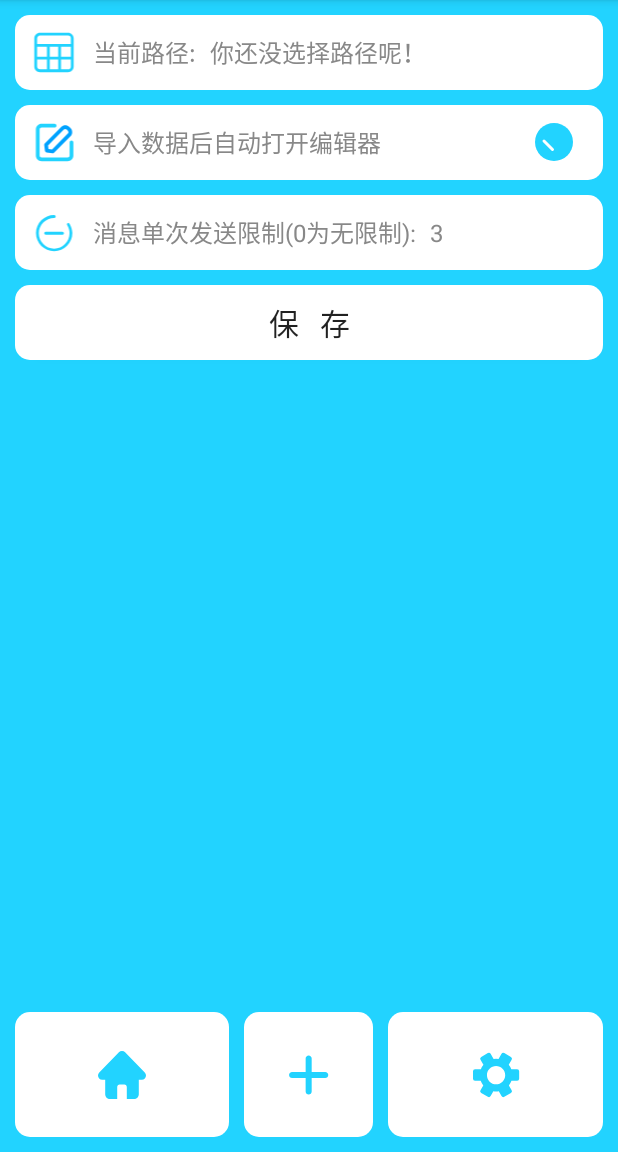
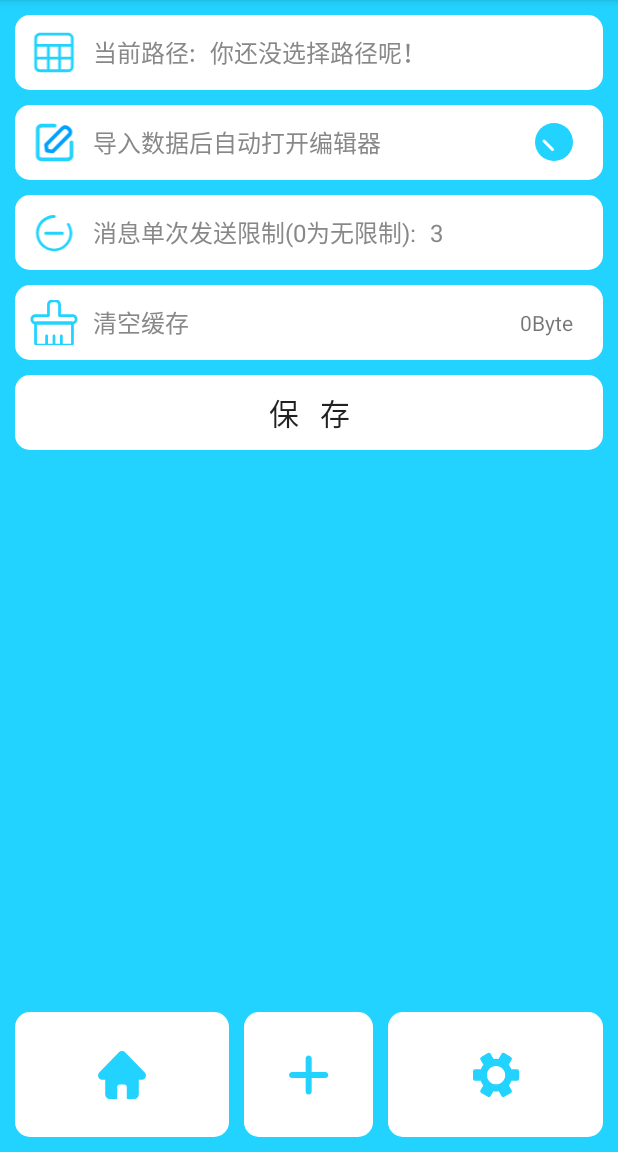
Before and after one commit to yztz/MsgGo, an Android app: the screen it shows after launch (MainActivity), after a tap on an icon or button, on a phone screen of 412 x 824 dp, the part 84-1236 px from its top. Run offline under Robolectric (Android 15) with nearby library versions, the phone set to English and light mode, and no system bars; libraries missing offline, so code that uses them is left out: org.apache.poi; pictures from the network do not load.

Commit message:
增加缓存功能

```diff
--- a/app/src/main/java/top/yzzblog/messagehelper/data/DataLoader.java
+++ b/app/src/main/java/top/yzzblog/messagehelper/data/DataLoader.java
@@ -4,7 +4,10 @@ package top.yzzblog.messagehelper.data;
 import android.content.Context;
 import android.content.Intent;
 import android.content.SharedPreferences;
+import android.net.Uri;
+import android.os.FileUtils;
 import android.text.TextUtils;
+import android.util.Log;
 
 import org.apache.poi.hssf.usermodel.HSSFDateUtil;
 import org.apache.poi.hssf.usermodel.HSSFWorkbook;
@@ -15,16 +18,21 @@ import org.apache.poi.ss.usermodel.Sheet;
 import org.apache.poi.ss.usermodel.Workbook;
 import org.apache.poi.xssf.usermodel.XSSFWorkbook;
 
+import java.io.File;
 import java.io.FileInputStream;
 import java.io.IOException;
+import java.net.URI;
 import java.text.DecimalFormat;
 import java.text.SimpleDateFormat;
 import java.util.ArrayList;
 import java.util.HashMap;
 
+import top.yzzblog.messagehelper.activities.MainActivity;
 import top.yzzblog.messagehelper.dialog.ChoosePhoneDialog;
 import top.yzzblog.messagehelper.exception.DataLoadFailed;
 import top.yzzblog.messagehelper.services.LoadService;
+import top.yzzblog.messagehelper.util.FileUtil;
+import top.yzzblog.messagehelper.util.ToastUtil;
 
 
 public class DataLoader {
@@ -94,7 +102,7 @@ public class DataLoader {
      * @param path 文件路径
      */
     public static void load(String path, Context context) {
-        //if (path.equals(getLastPath())) return;
+        Log.d("msgD", "开始加载path: " + path);
 
         Intent intent = new Intent(context, LoadService.class);
         intent.putExtra("path", path);
@@ -104,7 +112,8 @@ public class DataLoader {
     public static void __load(String path) throws DataLoadFailed {
         ExcelReader.read(path);
         dataModel = new DataModel(ExcelReader.readExcelContent());
-        setLastPath(path);
+        //清空编辑器
+        setContent("");
     }
 
 
@@ -136,15 +145,22 @@ public class DataLoader {
         }
         spManager.mEditor.apply();
 
-        String last_path = getLastPath();
-        //如果有上次文件加载记录直接加载
-        if (!TextUtils.isEmpty(last_path)) {
-            load(last_path, context);
+        Intent intent = ((MainActivity) context).getIntent();
+        String action = intent.getAction();
+        Uri uri = intent.getData();
+
+        if (Intent.ACTION_VIEW.equals(action) && uri != null) {
+            load(FileUtil.getFilePathFromContentUri(context, uri), context);
+        } else {
+            String last_path = getLastPath();
+            //如果有上次文件加载记录且文件存在直接加载
+            if (!TextUtils.isEmpty(last_path)) {
+                if (new File(last_path).exists())
+                    load(last_path, context);
+                else
+                    setLastPath("");
+            }
         }
-    }
-
-    public static SharedPreferences getSharedPreference() {
-        return spManager.mSp;
     }
 
 
--- a/app/src/main/java/top/yzzblog/messagehelper/fragments/SettingFrag.java
+++ b/app/src/main/java/top/yzzblog/messagehelper/fragments/SettingFrag.java
@@ -19,16 +19,18 @@ import androidx.annotation.NonNull;
 import androidx.annotation.Nullable;
 import androidx.fragment.app.Fragment;
 
+import top.yzzblog.messagehelper.data.DataCleaner;
 import top.yzzblog.messagehelper.data.DataLoader;
 import top.yzzblog.messagehelper.R;
 import top.yzzblog.messagehelper.util.ToastUtil;
 
 public class SettingFrag extends Fragment {
     private Context context;
-    private TextView mTvPath;
+    private TextView mTvPath, mTvCache;
     private EditText mEtMaxLimit;
     private Button mBtnSave;
     private Checkable mCbAutoEditor;
+    private LinearLayout mLinearDelCache;
 
 
 
@@ -46,6 +48,8 @@ public class SettingFrag extends Fragment {
         mEtMaxLimit = view.findViewById(R.id.et_max_limit);
         mBtnSave = view.findViewById(R.id.btn_save);
         mCbAutoEditor = view.findViewById(R.id.cb_auto_enter_editor);
+        mTvCache = view.findViewById(R.id.tv_cache);
+        mLinearDelCache = view.findViewById(R.id.linear_del_cache);
 
         showInfo();
 
@@ -74,6 +78,17 @@ public class SettingFrag extends Fragment {
                 } catch (NumberFormatException e) {
                     ToastUtil.show(context, "保存失败，错误的限制数目");
                 }
+            }
+        });
+
+        //设置缓存按钮监听器
+        mLinearDelCache.setOnClickListener(new View.OnClickListener() {
+            @Override
+            public void onClick(View v) {
+                DataCleaner.cleanInternalCache(context);
+                showCache();
+
+                ToastUtil.show(context, "缓存已清空~");
             }
         });
     }
@@ -108,6 +123,17 @@ public class SettingFrag extends Fragment {
 
         //设置是否进入编辑器
         mCbAutoEditor.setChecked(DataLoader.autoEnterEditor());
+
+        //显示缓存大小
+        showCache();
+    }
+
+    private void showCache() {
+        try {
+            mTvCache.setText(DataCleaner.getCacheSize(context.getCacheDir()));
+        } catch (Exception e) {
+            e.printStackTrace();
+        }
     }
 
 }
--- /dev/null
+++ b/app/src/main/res/drawable/clean_cache.xml
@@ -0,0 +1,15 @@
+<vector xmlns:android="http://schemas.android.com/apk/res/android"
+    android:width="32dp"
+    android:height="32dp"
+    android:viewportWidth="1024"
+    android:viewportHeight="1024">
+    <path
+        android:fillColor="@color/skyBule"
+        android:pathData="M157.54,1014c-37.92,0 -68.77,-30.85 -68.77,-68.77L88.77,551.38c0,-37.92 30.85,-68.77 68.77,-68.77L866.46,482.61c37.92,0 68.77,30.85 68.77,68.77L935.23,945.23c0,37.92 -30.85,68.77 -68.77,68.77L157.54,1014zM147.54,955.23L876.46,955.23L876.46,541.38L147.54,541.38L147.54,955.23z" />
+    <path
+        android:fillColor="@color/skyBule"
+        android:pathData="M512,1014c-16.2,0 -29.38,-13.18 -29.38,-29.38L482.62,787.69c0,-16.2 13.18,-29.38 29.38,-29.38s29.38,13.18 29.38,29.38v196.92c0,16.2 -13.18,29.38 -29.38,29.38zM669.54,1013.98c-16.2,0 -29.38,-13.18 -29.38,-29.37L640.16,787.69c0,-16.2 13.18,-29.38 29.38,-29.38s29.38,13.18 29.38,29.38v196.92c-0.01,16.19 -13.18,29.36 -29.37,29.37h-0.01zM354.46,1013.98c-16.2,0 -29.38,-13.18 -29.38,-29.37L325.08,787.69c0,-16.2 13.18,-29.38 29.38,-29.38 16.2,0 29.38,13.18 29.38,29.38v196.92c-0.01,16.19 -13.18,29.36 -29.37,29.37h-0.01zM112.09,541.38C55.8,541.38 10,492.87 10,433.23c0,-59.64 45.8,-108.15 102.09,-108.15h281.76c16.2,0.01 29.38,13.19 29.37,29.4 -0.01,16.19 -13.18,29.37 -29.37,29.37h-281.75c-23.89,0 -43.32,22.15 -43.32,49.38s19.43,49.38 43.32,49.38h799.82c23.89,0 43.32,-22.15 43.32,-49.38s-19.43,-49.38 -43.32,-49.38L630.15,383.84a29.2,29.2 0,0 1,-20.77 -8.61,29.19 29.19,0 0,1 -8.6,-20.78c0.01,-16.19 13.18,-29.37 29.37,-29.37h281.75c56.29,0 102.09,48.52 102.09,108.15 0,59.64 -45.8,108.15 -102.09,108.15L112.09,541.38z" />
+    <path
+        android:fillColor="@color/skyBule"
+        android:pathData="M600.77,349.42v-231.27c0,-27.23 -22.15,-49.38 -49.38,-49.38h-78.77c-27.23,0 -49.38,22.15 -49.38,49.38v226.31h-58.77V118.15C364.46,58.52 412.98,10 472.62,10h78.77c59.64,0 108.15,48.52 108.15,108.15v231.27h-58.77z" />
+</vector>
--- a/app/src/main/res/layout/layout_setting.xml
+++ b/app/src/main/res/layout/layout_setting.xml
@@ -1,8 +1,8 @@
 <?xml version="1.0" encoding="utf-8"?>
 <LinearLayout xmlns:android="http://schemas.android.com/apk/res/android"
+    xmlns:app="http://schemas.android.com/apk/res-auto"
     android:layout_width="match_parent"
     android:layout_height="match_parent"
-    xmlns:app="http://schemas.android.com/apk/res-auto"
     android:background="@color/skyBule"
     android:clickable="true"
     android:focusable="true"
@@ -69,10 +69,10 @@
             android:layout_height="match_parent"
             android:layout_weight="1" />
 
-<!--        <CheckBox-->
-<!--            android:id="@+id/cb_auto_enter_editor"-->
-<!--            android:layout_width="wrap_content"-->
-<!--            android:layout_height="match_parent" />-->
+        <!--        <CheckBox-->
+        <!--            android:id="@+id/cb_auto_enter_editor"-->
+        <!--            android:layout_width="wrap_content"-->
+        <!--            android:layout_height="match_parent" />-->
 
         <cn.refactor.library.SmoothCheckBox
             android:id="@+id/cb_auto_enter_editor"
@@ -81,7 +81,7 @@
             android:layout_gravity="center"
             android:layout_marginRight="10dp"
             app:color_checked="@color/skyBule"
-            app:duration="100"/>
+            app:duration="100" />
 
     </LinearLayout>
 
@@ -119,6 +119,45 @@
             android:inputType="number" />
     </LinearLayout>
 
+    <LinearLayout
+        android:id="@+id/linear_del_cache"
+        android:layout_width="match_parent"
+        android:layout_height="50dp"
+        android:layout_marginTop="10dp"
+        android:background="@drawable/bg_tab"
+        android:gravity="center"
+        android:orientation="horizontal"
+        android:padding="10dp">
+
+        <ImageView
+            android:layout_width="wrap_content"
+            android:layout_height="wrap_content"
+            android:layout_gravity="center"
+            android:scaleType="center"
+            android:src="@drawable/clean_cache" />
+
+        <TextView
+
+            style="@style/SettingButtonDescription"
+            android:layout_width="wrap_content"
+            android:layout_height="wrap_content"
+            android:layout_gravity="center"
+            android:layout_marginLeft="10dp"
+            android:text="清空缓存" />
+
+        <View
+            android:layout_width="0dp"
+            android:layout_height="match_parent"
+            android:layout_weight="1" />
+
+        <TextView
+            android:id="@+id/tv_cache"
+            android:layout_width="wrap_content"
+            android:layout_height="wrap_content"
+            android:layout_marginRight="10dp"
+            android:text="缓存大小" />
+    </LinearLayout>
+
     <Button
         android:id="@+id/btn_save"
         android:layout_width="match_parent"
```
Also changed, not shown: app/src/main/AndroidManifest.xml (+11 -1 lines), app/src/main/java/top/yzzblog/messagehelper/activities/EditActivity.java (+15 -15 lines), app/src/main/java/top/yzzblog/messagehelper/activities/MainActivity.java (+6 -6 lines), app/src/main/java/top/yzzblog/messagehelper/data/DataCleaner.java (added, +206 -0 lines), app/src/main/java/top/yzzblog/messagehelper/services/LoadService.java (+6 -4 lines), app/src/main/java/top/yzzblog/messagehelper/util/FileUtil.java (+70 -73 lines).
